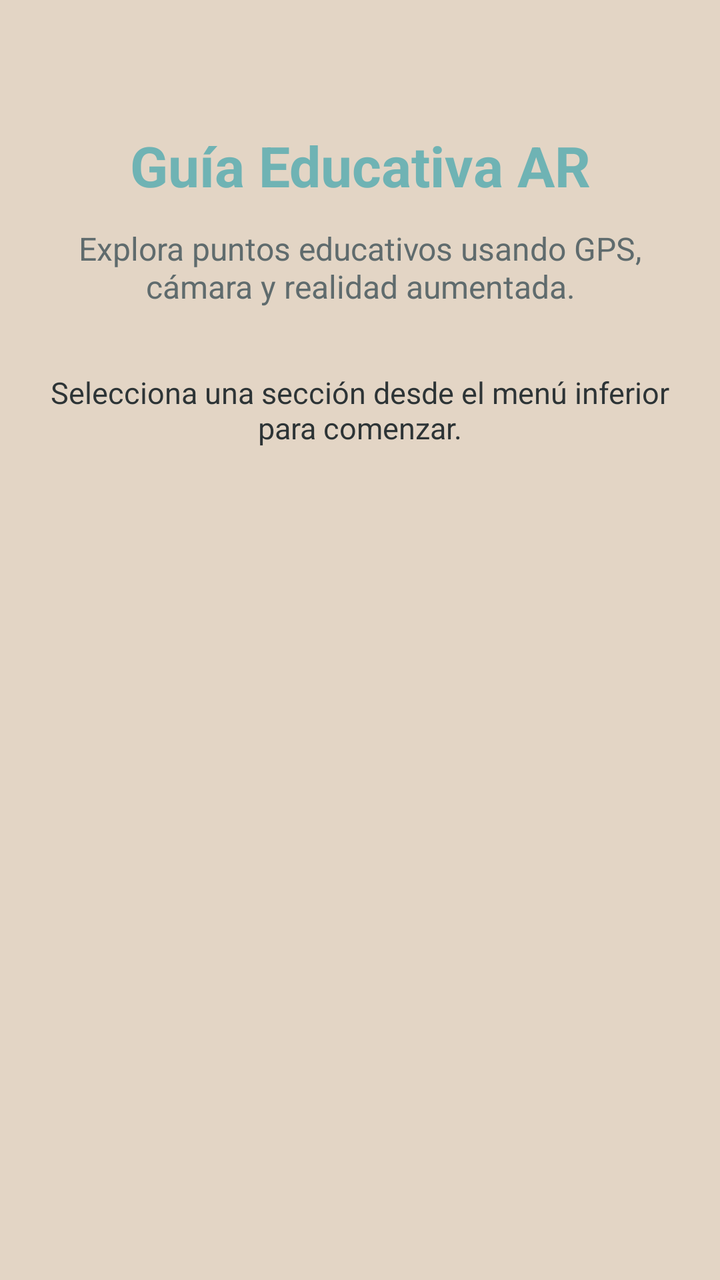
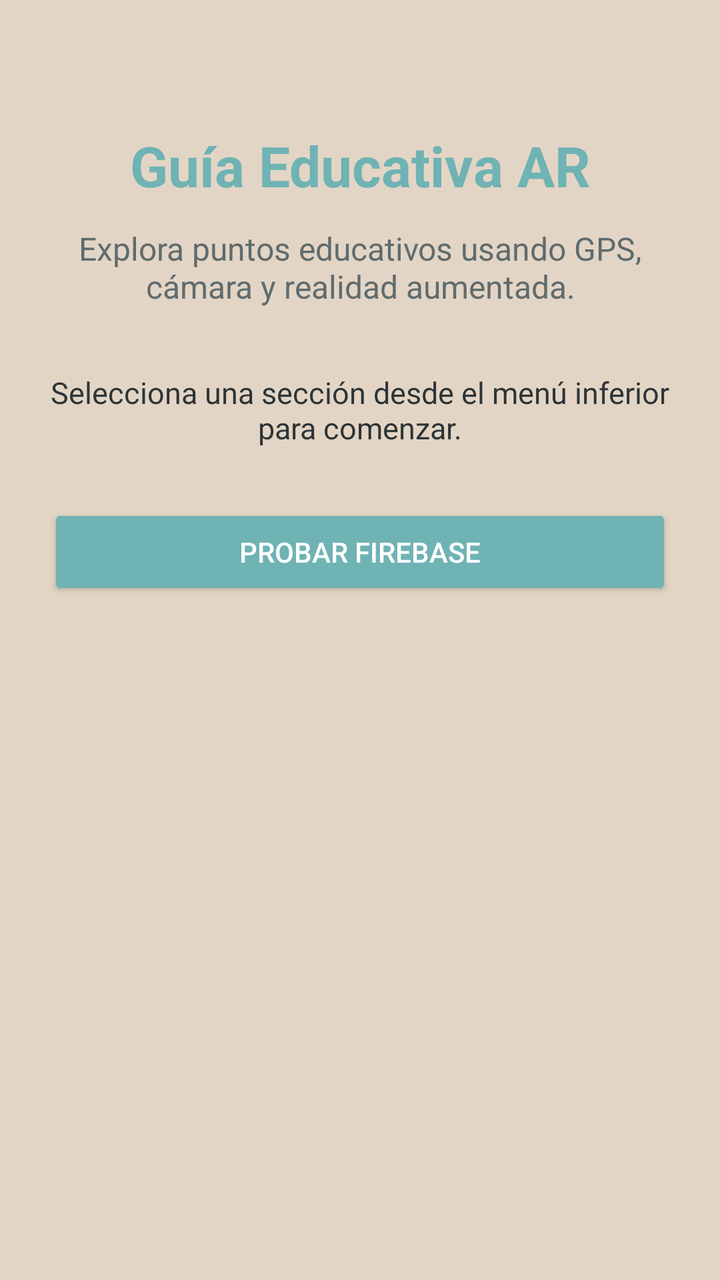

Two renders of the same Android screen: before a commit and after it. Below are the layout's source before the change and the commit's diff.
<!-- AndroidManifest.xml: application theme Theme.GuiaEducativaAR -->
<!-- res/layout/fragment_home.xml -->
<?xml version="1.0" encoding="utf-8"?>
<ScrollView xmlns:android="http://schemas.android.com/apk/res/android"
    android:layout_width="match_parent"
    android:layout_height="match_parent"
    android:background="@color/background_beige">

    <LinearLayout
        android:layout_width="match_parent"
        android:layout_height="wrap_content"
        android:orientation="vertical"
        android:padding="24dp"
        android:gravity="center_horizontal">

        <TextView
            android:layout_width="match_parent"
            android:layout_height="wrap_content"
            android:text="Guía Educativa AR"
            android:textSize="28sp"
            android:textStyle="bold"
            android:textColor="@color/primary_teal"
            android:gravity="center"
            android:layout_marginTop="40dp" />

        <TextView
            android:layout_width="match_parent"
            android:layout_height="wrap_content"
            android:text="Explora puntos educativos usando GPS, cámara y realidad aumentada."
            android:textSize="16sp"
            android:textColor="@color/text_secondary"
            android:gravity="center"
            android:layout_marginTop="12dp" />

        <TextView
            android:layout_width="match_parent"
            android:layout_height="wrap_content"
            android:text="Selecciona una sección desde el menú inferior para comenzar."
            android:textSize="15sp"
            android:textColor="@color/text_primary"
            android:gravity="center"
            android:layout_marginTop="32dp" />

    </LinearLayout>

</ScrollView>
<!-- resources referenced by this layout -->
<resources>
  <color name="background_beige">#E3D5C5</color>
  <color name="primary_teal">#6FB3B4</color>
  <color name="text_primary">#2D3436</color>
  <color name="text_secondary">#5F6B6D</color>
  <style name="Theme.GuiaEducativaAR" parent="Base.Theme.GuiaEducativaAR" />
  <style name="Base.Theme.GuiaEducativaAR" parent="Theme.Material3.DayNight.NoActionBar">
          
          
      </style>
</resources>

<!-- the commit's change to res/layout/fragment_home.xml (unified diff, before → after) -->
@@ -39,6 +39,15 @@
             android:gravity="center"
             android:layout_marginTop="32dp" />
 
+        <Button
+            android:id="@+id/btnProbarFirebase"
+            android:layout_width="match_parent"
+            android:layout_height="wrap_content"
+            android:text="Probar Firebase"
+            android:backgroundTint="@color/primary_teal"
+            android:textColor="@color/white"
+            android:layout_marginTop="28dp" />
+
     </LinearLayout>
 
 </ScrollView>
<!-- resource entries referenced after the edit -->
@@ -4,6 +4,7 @@
   <color name="primary_teal">#6FB3B4</color>
   <color name="text_primary">#2D3436</color>
   <color name="text_secondary">#5F6B6D</color>
+  <color name="white">#FFFFFF</color>
   <style name="Theme.GuiaEducativaAR" parent="Base.Theme.GuiaEducativaAR" />
   <style name="Base.Theme.GuiaEducativaAR" parent="Theme.Material3.DayNight.NoActionBar">
           
